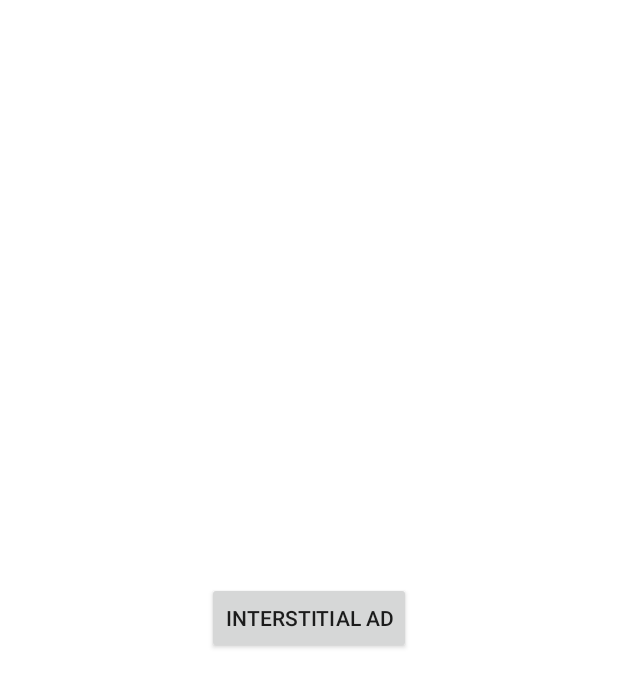
After one commit to wustcbk/WeatherDemo, an Android app: the InterstitialAdActivity screen opened directly, with no data from a screen before it, on a phone screen of 412 x 824 dp. The commit adds this screen. Shown: the top 687 px of the screen. Run offline under Robolectric (Android 15) with nearby library versions, the phone set to English and light mode, and no system bars; our stand-ins replace AdMob; network calls fail.

Commit message:
add admob interstitial&rewardedvideo

```diff
--- a/app/build.gradle
+++ b/app/build.gradle
@@ -21,7 +21,7 @@ android {
     //aaptOptions.useNewCruncher = false
 
     //packagingOptions {
-        //exclude 'META-INF/LICENSE'
+    //exclude 'META-INF/LICENSE'
     //}
 
     /*defaultConfig {
--- a/app/src/main/java/com/gary/weatherdemo/view/activity/BaseActivity.java
+++ b/app/src/main/java/com/gary/weatherdemo/view/activity/BannerAdActivity.java
@@ -12,7 +12,7 @@ import com.google.android.gms.ads.MobileAds;
 /**
  * Created by GaryCao on 2018/10/28.
  */
-public abstract class BaseActivity extends AppCompatActivity {
+public abstract class BannerAdActivity extends AppCompatActivity {
     private AdView mAdView;
 
     @Override
--- /dev/null
+++ b/app/src/main/java/com/gary/weatherdemo/view/activity/InterstitialAdActivity.java
@@ -0,0 +1,78 @@
+package com.gary.weatherdemo.view.activity;
+
+import android.os.Bundle;
+import android.support.v7.app.AppCompatActivity;
+import android.util.Log;
+import android.view.View;
+import android.widget.Button;
+
+import com.gary.weatherdemo.R;
+import com.google.android.gms.ads.AdListener;
+import com.google.android.gms.ads.AdRequest;
+import com.google.android.gms.ads.InterstitialAd;
+import com.google.android.gms.ads.MobileAds;
+
+public class InterstitialAdActivity extends AppCompatActivity {
+    private InterstitialAd mInterstitialAd;
+    private Button btn;
+
+    @Override
+    protected void onCreate(Bundle savedInstanceState) {
+        super.onCreate(savedInstanceState);
+        setContentView(R.layout.activity_interstitial_ad);
+        initAdMob();
+    }
+
+    private void initAdMob(){
+        // Sample AdMob app ID: ca-app-pub-3940256099942544~3347511713
+        MobileAds.initialize(this, getString(R.string.admob_app_id));
+
+        mInterstitialAd = new InterstitialAd(this);
+        mInterstitialAd.setAdUnitId(getString(R.string.admob_interstitial_ads_id));
+        mInterstitialAd.loadAd(new AdRequest.Builder().build());
+        mInterstitialAd.setAdListener(new AdListener() {
+            @Override
+            public void onAdLoaded() {
+                // Code to be executed when an ad finishes loading.
+            }
+
+            @Override
+            public void onAdFailedToLoad(int errorCode) {
+                // Code to be executed when an ad request fails.
+            }
+
+            @Override
+            public void onAdOpened() {
+                // Code to be executed when the ad is displayed.
+            }
+
+            @Override
+            public void onAdLeftApplication() {
+                // Code to be executed when the user has left the app.
+            }
+
+            @Override
+            public void onAdClosed() {
+                // Code to be executed when when the interstitial ad is closed.
+            }
+        });
+
+
+        btn = findViewById(R.id.interstitial_btn);
+        btn.setOnClickListener(new View.OnClickListener() {
+            @Override
+            public void onClick(View v) {
+                if (mInterstitialAd.isLoaded()) {
+                    mInterstitialAd.show();
+                } else {
+                    Log.d("TAG", "The interstitial wasn't loaded yet.");
+                }
+            }
+        });
+    }
+
+    @Override
+    protected void onResume() {
+        super.onResume();
+    }
+}
--- a/app/src/main/java/com/gary/weatherdemo/viewmodel/MainActivityViewModel.java
+++ b/app/src/main/java/com/gary/weatherdemo/viewmodel/MainActivityViewModel.java
@@ -4,7 +4,7 @@ import android.arch.lifecycle.MutableLiveData;
 import android.databinding.ObservableField;
 
 import com.gary.weatherdemo.model.LiveWeatherResult;
-import com.gary.weatherdemo.network.ForecastRequestClient;
+import com.gary.weatherdemo.network.WeatherRequestClient;
 import com.gary.weatherdemo.network.response.AllForecastResponseData;
 import com.gary.weatherdemo.network.response.LiveWeatherResponseData;
 import com.gary.weatherdemo.view.adapter.ForecastRecyclerAdapter;
@@ -28,7 +28,7 @@ public class MainActivityViewModel {
     }
 
     public void requestWeatherByCityName() {
-        ForecastRequestClient.getInstance().liveWeatherPost("440300")//深圳:adcode:440300
+        WeatherRequestClient.getInstance().liveWeatherPost("440300")//深圳:adcode:440300
                 .subscribeOn(Schedulers.io())//设置1：在io子线程执行
                 .observeOn(AndroidSchedulers.mainThread()) //设置2：在UI主线程执行回调
                 .subscribe(new Observer<LiveWeatherResponseData>() {//设置3：UI主线程回調實現
@@ -55,7 +55,7 @@ public class MainActivityViewModel {
                     }
                 });
 
-        ForecastRequestClient.getInstance().forecastWeatherPost("440300")//深圳:adcode:440300
+        WeatherRequestClient.getInstance().forecastWeatherPost("440300")//深圳:adcode:440300
                 .subscribeOn(Schedulers.io())//设置1：在io子线程执行
                 .observeOn(AndroidSchedulers.mainThread()) //设置2：在UI主线程执行回调
                 .subscribe(new Observer<AllForecastResponseData>() {//设置3：UI主线程回調實現
--- /dev/null
+++ b/app/src/main/res/layout/activity_interstitial_ad.xml
@@ -0,0 +1,24 @@
+<?xml version="1.0" encoding="utf-8"?>
+<android.support.constraint.ConstraintLayout xmlns:android="http://schemas.android.com/apk/res/android"
+    xmlns:app="http://schemas.android.com/apk/res-auto"
+    xmlns:tools="http://schemas.android.com/tools"
+    android:layout_width="match_parent"
+    android:layout_height="match_parent"
+    android:layout_gravity="center"
+    tools:context=".view.activity.InterstitialAdActivity">
+
+    <LinearLayout
+        android:layout_width="match_parent"
+        android:layout_height="match_parent"
+        android:background="@android:color/white"
+        android:gravity="center"
+        android:orientation="horizontal">
+
+        <Button
+            android:id="@+id/interstitial_btn"
+            android:layout_width="wrap_content"
+            android:layout_height="wrap_content"
+            android:gravity="center"
+            android:text="Interstitial Ad" />
+    </LinearLayout>
+</android.support.constraint.ConstraintLayout>
--- a/app/src/main/res/values/config.xml
+++ b/app/src/main/res/values/config.xml
@@ -2,9 +2,13 @@
 <resources>
     <!--ads demo test id-->
     <!--<string name="admob_app_id">"ca-app-pub-3940256099942544~3347511713"</string>
-    <string name="admob_banner_ads_id">"ca-app-pub-3940256099942544/6300978111"</string>-->
+    <string name="admob_banner_ads_id">"ca-app-pub-3940256099942544/6300978111"</string>
+    <string name="admob_interstitial_ads_id">"ca-app-pub-3940256099942544/1033173712"</string>
+    <string name="admob_rewarded_video_ads_id">"ca-app-pub-3940256099942544/5224354917"</string>-->
 
     <!--ads registered id-->
     <string name="admob_app_id">"ca-app-pub-4914208157657122~8536527115"</string>
     <string name="admob_banner_ads_id">"ca-app-pub-4914208157657122/7287433748"</string>
+    <string name="admob_interstitial_ads_id">"ca-app-pub-4914208157657122/6304570273"</string>
+    <string name="admob_rewarded_video_ads_id">"ca-app-pub-4914208157657122/1492711817"</string>
 </resources>
--- a/commonui/src/main/java/com/example/commonui/ActionBar.java
+++ b/commonui/src/main/java/com/example/commonui/ActionBar.java
@@ -56,11 +56,11 @@ public class ActionBar extends RelativeLayout implements View.OnClickListener {
     public void setOnClickListener(IActionBarOnClickListener listener) {
         iActionBarOnClickListener = listener;
         if (null != leftActionView) {
-            leftActionView.setOnClickListener(null);
+            leftActionView.setOnClickListener(this);
         }
 
         if (null != rightActionView) {
-            rightActionView.setOnClickListener(null);
+            rightActionView.setOnClickListener(this);
         }
     }
 
```
Also changed, not shown: app/src/main/AndroidManifest.xml (+9 -1 lines), app/src/main/java/com/gary/weatherdemo/network/WeatherRequestClient.java (renamed from app/src/main/java/com/gary/weatherdemo/network/ForecastRequestClient.java, +8 -8 lines), app/src/main/java/com/gary/weatherdemo/view/activity/RewardedVideoAdActivity.java (added, +108 -0 lines), app/src/main/java/com/gary/weatherdemo/view/activity/WeatherMainBannerAdActivity.java (renamed from app/src/main/java/com/gary/weatherdemo/view/activity/WeatherMainActivity.java, +25 -8 lines), app/src/main/res/layout/activity_rewarded_video_ad.xml (added, +23 -0 lines).
